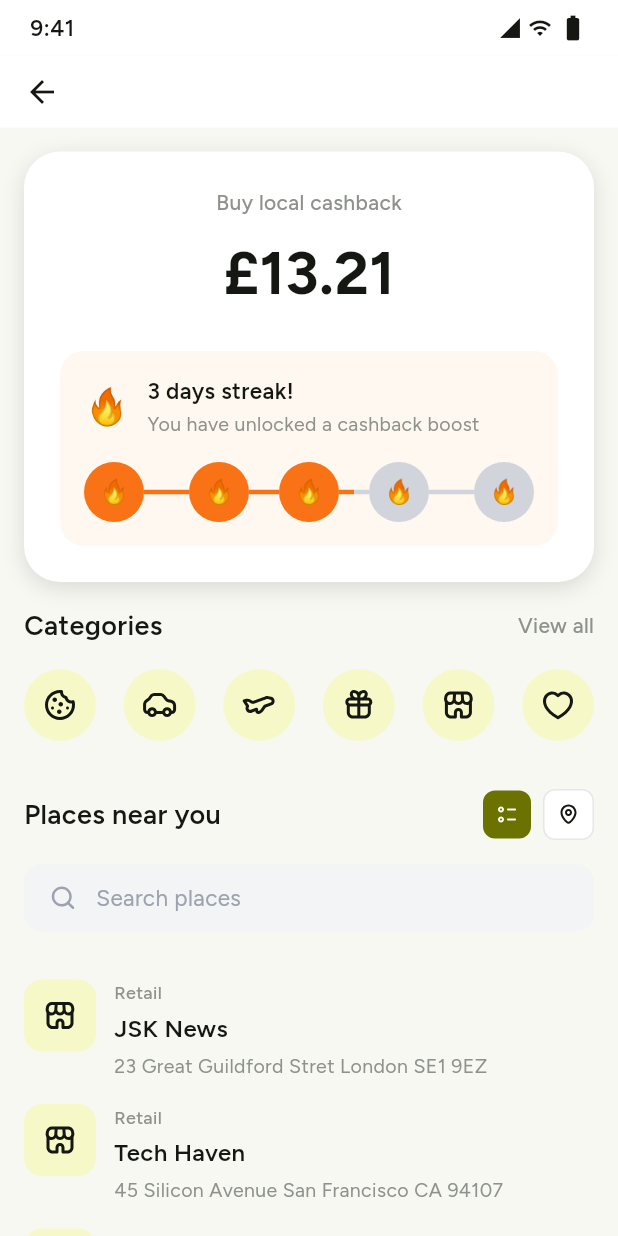
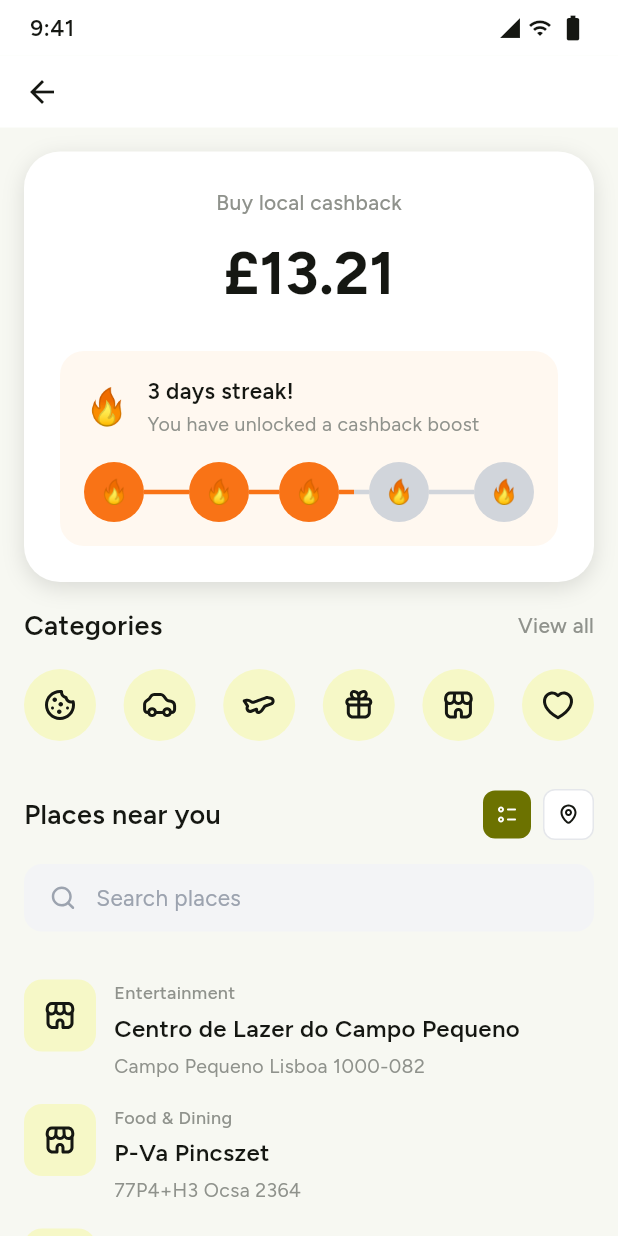
Before and after one commit to yulia-nikolaeva/test-merchant-rewards, a Flutter app: the CashbackMerchantScreen screen opened directly, on a phone screen of 412 x 824 dp. Run offline on Flutter 3.47's test engine with Material 3 defaults, Android fonts, the phone set to English and light mode, and no system bars; our stand-ins replace flutter_map, flutter_svg, latlong2.

Commit message:
Add sample merchants

```diff
--- a/lib/main.dart
+++ b/lib/main.dart
@@ -1,9 +1,141 @@
 import 'package:flutter/material.dart';
 import 'package:flutter_svg/flutter_svg.dart';
+import 'package:flutter_map/flutter_map.dart';
+import 'package:latlong2/latlong.dart';
 
 void main() {
   runApp(const MyApp());
 }
+
+// ═══════════════════════════════════════════════════════════════════════
+//                    MERCHANT DATA MODEL
+// ═══════════════════════════════════════════════════════════════════════
+
+class MerchantData {
+  final int id;
+  final String mcc;
+  final String merchantName;
+  final String zipCode;
+  final String streetAddress;
+  final String city;
+  final String countryCode;
+  final LatLng location;
+
+  MerchantData({
+    required this.id,
+    required this.mcc,
+    required this.merchantName,
+    required this.zipCode,
+    required this.streetAddress,
+    required this.city,
+    required this.countryCode,
+    required this.location,
+  });
+}
+
+// Hardcoded merchant data from merchant-map repository
+final List<MerchantData> merchantsData = [
+  MerchantData(
+    id: 1,
+    mcc: "7832",
+    merchantName: "Centro de Lazer do Campo Pequeno",
+    zipCode: "1000-082",
+    streetAddress: "Campo Pequeno",
+    city: "Lisboa",
+    countryCode: "PT",
+    location: LatLng(38.7436, -9.1453),
+  ),
+  MerchantData(
+    id: 2,
+    mcc: "5813",
+    merchantName: "P-Va Pincszet",
+    zipCode: "2364",
+    streetAddress: "77P4+H3",
+    city: "Ocsa",
+    countryCode: "HU",
+    location: LatLng(47.2990, 19.2269),
+  ),
+  MerchantData(
+    id: 3,
+    mcc: "5812",
+    merchantName: "Palace Cafe Pavilon",
+    zipCode: "1013",
+    streetAddress: "Budai vr hrsz:6452/4",
+    city: "Budapest",
+    countryCode: "HU",
+    location: LatLng(47.4979, 19.0380),
+  ),
+  MerchantData(
+    id: 4,
+    mcc: "7538",
+    merchantName: "Pam's mot centre",
+    zipCode: "MK12 6JU",
+    streetAddress: "Pams M O T Centrer",
+    city: "Milton Keynes",
+    countryCode: "GB",
+    location: LatLng(52.0521, -0.7673),
+  ),
+  MerchantData(
+    id: 5,
+    mcc: "5814",
+    merchantName: "Pammies Snack Bar",
+    zipCode: "PE38 9PY",
+    streetAddress: "A134 Lorry Stop",
+    city: "Downham Market",
+    countryCode: "GB",
+    location: LatLng(52.6077, 0.3898),
+  ),
+  MerchantData(
+    id: 6,
+    mcc: "7230",
+    merchantName: "Par Barber Machine 2",
+    zipCode: "B3 1LL",
+    streetAddress: "Par Hair Club Brindley House",
+    city: "Birmingham",
+    countryCode: "GB",
+    location: LatLng(52.4796, -1.8995),
+  ),
+  MerchantData(
+    id: 7,
+    mcc: "7230",
+    merchantName: "Par Hair Club",
+    zipCode: "B3 1LL",
+    streetAddress: "Par Hair Club Brindley House",
+    city: "Birmingham",
+    countryCode: "GB",
+    location: LatLng(52.4796, -1.8995),
+  ),
+  MerchantData(
+    id: 8,
+    mcc: "5813",
+    merchantName: "Park Bar Deck",
+    zipCode: "2750-353",
+    streetAddress: "Calada do Combro, 58-74",
+    city: "Cascais",
+    countryCode: "PT",
+    location: LatLng(38.6979, -9.4189),
+  ),
+  MerchantData(
+    id: 9,
+    mcc: "7523",
+    merchantName: "ParkolMester",
+    zipCode: "4032",
+    streetAddress: "Klterlet/Kltelek 148/46 hrsz",
+    city: "Debrecen",
+    countryCode: "HU",
+    location: LatLng(47.5316, 21.6394),
+  ),
+  MerchantData(
+    id: 10,
+    mcc: "5812",
+    merchantName: "Parti Bf",
+    zipCode: "8272",
+    streetAddress: "klterlet 030/13 hrsz.",
+    city: "Obudavar",
+    countryCode: "HU",
+    location: LatLng(46.8547, 18.0522),
+  ),
+];
 
 class MyApp extends StatelessWidget {
   const MyApp({super.key});
@@ -1215,7 +1347,6 @@ class _CashbackMerchantScreenState extends State<CashbackMerchantScreen> {
                           width: double.infinity,
                           height: 220,
                           decoration: BoxDecoration(
-                            color: const Color(0xFFE5E7EB),
                             borderRadius: BorderRadius.circular(20),
                             border: Border.all(
                               color: const Color(0xFFD1D5DB),
@@ -1224,54 +1355,83 @@ class _CashbackMerchantScreenState extends State<CashbackMerchantScreen> {
                           ),
                           child: ClipRRect(
                             borderRadius: BorderRadius.circular(20),
-                            child: Stack(
-                              children: [
-                                // Subtle grid pattern
-                                ...List.generate(28, (index) {
-                                  return Positioned(
-                                    left: (index % 4) * 90.0 + 10,
-                                    top: (index ~/ 4) * 35.0 + 10,
+                            child: FlutterMap(
+                              options: MapOptions(
+                                initialCenter: LatLng(50.0, 10.0),
+                                initialZoom: 4.0,
+                                minZoom: 3.0,
+                                maxZoom: 18.0,
+                              ),
+                              children: [
+                                TileLayer(
+                                  urlTemplate: 'https://tile.openstreetmap.org/{z}/{x}/{y}.png',
+                                  userAgentPackageName: 'com.teya.merchant_rewards',
+                                  tileBuilder: (context, widget, tile) {
+                                    return ColorFiltered(
+                                      colorFilter: const ColorFilter.mode(
+                                        Color(0xFFF7F8F2),
+                                        BlendMode.lighten,
+                                      ),
+                                      child: widget,
+                                    );
+                                  },
+                                ),
+                                MarkerLayer(
+                                  markers: merchantsData.map((merchant) {
+                                    return Marker(
+                                      point: merchant.location,
+                                      width: 36,
+                                      height: 36,
+                                      child: GestureDetector(
+                                        onTap: () {
+                                          // Show merchant info in a snackbar or dialog
+                                          ScaffoldMessenger.of(context).showSnackBar(
+                                            SnackBar(
+                                              content: Text(
+                                                '${merchant.merchantName}\n${merchant.city}, ${merchant.countryCode}',
+                                              ),
+                                              duration: const Duration(seconds: 2),
+                                              behavior: SnackBarBehavior.floating,
+                                            ),
+                                          );
+                                        },
                                         child: Container(
-                                      width: 70,
-                                      height: 25,
-                                      decoration: BoxDecoration(
-                                        color: const Color(0xFFD1D5DB).withOpacity(0.3),
-                                        borderRadius: BorderRadius.circular(4),
-                                      ),
-                                    ),
-                                  );
-                                }),
-                                // Map pins with yellow-green backgrounds
-                                Positioned(
-                                  left: 60,
-                                  top: 50,
-                                  child: _MapPinMarker(),
-                                ),
-                                Positioned(
-                                  left: 220,
-                                  top: 70,
-                                  child: _MapPinMarker(),
-                                ),
-                                Positioned(
-                                  left: 150,
-                                  top: 130,
-                                  child: _MapPinMarker(),
-                                ),
-                                Positioned(
-                                  left: 280,
-                                  top: 100,
-                                  child: _MapPinMarker(),
-                                ),
-                                Positioned(
-                                  left: 100,
-                                  top: 170,
-                                  child: _MapPinMarker(),
-                                ),
-                                // Center location indicator (user location)
-                                Center(
-                                  child: Container(
+                                          decoration: BoxDecoration(
+                                            color: const Color(0xFFF6F8C7),
+                                            shape: BoxShape.circle,
+                                            border: Border.all(color: Colors.white, width: 2),
+                                            boxShadow: [
+                                              BoxShadow(
+                                                color: Colors.black.withOpacity(0.15),
+                                                blurRadius: 6,
+                                                offset: const Offset(0, 2),
+                                              ),
+                                            ],
+                                          ),
+                                          child: Center(
+                                            child: SvgPicture.asset(
+                                              'assets/images/store.svg',
+                                              width: 18,
+                                              height: 18,
+                                              colorFilter: const ColorFilter.mode(
+                                                Color(0xFF151712),
+                                                BlendMode.srcIn,
+                                              ),
+                                            ),
+                                          ),
+                                        ),
+                                      ),
+                                    );
+                                  }).toList(),
+                                ),
+                                // User location marker (center of map)
+                                MarkerLayer(
+                                  markers: [
+                                    Marker(
+                                      point: LatLng(50.0, 10.0),
                                       width: 20,
                                       height: 20,
+                                      child: Container(
                                         decoration: BoxDecoration(
                                           color: const Color(0xFF6C7200),
                                           shape: BoxShape.circle,
@@ -1288,42 +1448,19 @@ class _CashbackMerchantScreenState extends State<CashbackMerchantScreen> {
                                     ),
                                   ],
                                 ),
+                              ],
+                            ),
                           ),
                         ),
                       ),
                     ],
                     const SizedBox(height: 24),
-                    // Merchant list
-                    const _PlaceListItem(
-                      category: 'Retail',
-                      name: 'JSK News',
-                      address: '23 Great Guildford Stret London SE1 9EZ',
-                    ),
-                    const _PlaceListItem(
-                      category: 'Retail',
-                      name: 'Tech Haven',
-                      address: '45 Silicon Avenue San Francisco CA 94107',
-                    ),
-                    const _PlaceListItem(
-                      category: 'Retail',
-                      name: 'Book Nook',
-                      address: '76 Elm Street Springfield IL 62701',
-                    ),
-                    const _PlaceListItem(
-                      category: 'Retail',
-                      name: 'Gourmet Eats',
-                      address: '12 Market Square Chicago IL 60601',
-                    ),
-                    const _PlaceListItem(
-                      category: 'Retail',
-                      name: 'Fashion Fusion',
-                      address: '88 Style Boulevard New York NY 10001',
-                    ),
-                    const _PlaceListItem(
-                      category: 'Retail',
-                      name: 'Home Comforts',
-                      address: '34 Cozy Lane Denver CO 80202',
-                    ),
+                    // Merchant list - using real data
+                    ...merchantsData.map((merchant) => _PlaceListItem(
+                      category: _getMccCategory(merchant.mcc),
+                      name: merchant.merchantName,
+                      address: '${merchant.streetAddress} ${merchant.city} ${merchant.zipCode}',
+                    )).toList(),
                     const SizedBox(height: 100),
                   ],
                 ),
@@ -1333,6 +1470,26 @@ class _CashbackMerchantScreenState extends State<CashbackMerchantScreen> {
         ),
       ),
     );
+  }
+}
+
+// Helper function to get category from MCC code
+String _getMccCategory(String mcc) {
+  switch (mcc) {
+    case '5812':
+    case '5813':
+    case '5814':
+      return 'Food & Dining';
+    case '7230':
+      return 'Beauty & Barber';
+    case '7523':
+      return 'Parking';
+    case '7538':
+      return 'Automotive';
+    case '7832':
+      return 'Entertainment';
+    default:
+      return 'Retail';
   }
 }
 
@@ -1434,35 +1591,3 @@ class _PlaceListItem extends StatelessWidget {
     );
   }
 }
-
-class _MapPinMarker extends StatelessWidget {
-  const _MapPinMarker();
-
-  @override
-  Widget build(BuildContext context) {
-    return Container(
-      width: 36,
-      height: 36,
-      decoration: BoxDecoration(
-        color: const Color(0xFFF6F8C7),
-        shape: BoxShape.circle,
-        border: Border.all(color: Colors.white, width: 2),
-        boxShadow: [
-          BoxShadow(
-            color: Colors.black.withOpacity(0.15),
-            blurRadius: 6,
-            offset: const Offset(0, 2),
-          ),
-        ],
-      ),
-      child: Center(
-        child: SvgPicture.asset(
-          'assets/images/store.svg',
-          width: 18,
-          height: 18,
-          colorFilter: const ColorFilter.mode(Color(0xFF151712), BlendMode.srcIn),
-        ),
-      ),
-    );
-  }
-}
--- a/pubspec.yaml
+++ b/pubspec.yaml
@@ -11,6 +11,8 @@ dependencies:
     sdk: flutter
   cupertino_icons: ^1.0.2
   flutter_svg: ^2.0.9
+  flutter_map: ^6.1.0
+  latlong2: ^0.9.0
 
 dev_dependencies:
   flutter_test:
```
Also changed, not shown: pubspec.lock. Lines whose indentation alone changed are shown as unchanged.
